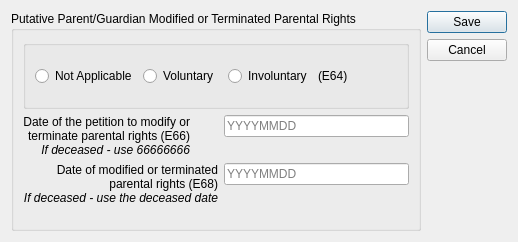
Above: ui/ui_parent2tpr.ui from zstamper/AFCARS-AXE before the change. Below: the same form after it.
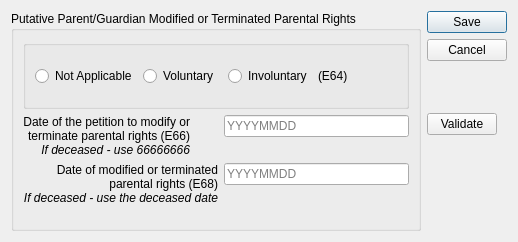
That is the form after the change.

The edit to the form file:
```diff
--- a/ui/ui_parent2tpr.ui
+++ b/ui/ui_parent2tpr.ui
@@ -130,6 +130,8 @@
     </widget>
    </item>
    <item>
+    <layout class="QVBoxLayout" name="verticalLayout">
+     <item>
     <widget class="QDialogButtonBox" name="buttonBox">
      <property name="orientation">
       <enum>Qt::Vertical</enum>
@@ -138,6 +140,34 @@
       <set>QDialogButtonBox::Cancel|QDialogButtonBox::Save</set>
      </property>
     </widget>
+     </item>
+     <item>
+      <widget class="QPushButton" name="validate_button">
+       <property name="maximumSize">
+        <size>
+         <width>70</width>
+         <height>16777215</height>
+        </size>
+       </property>
+       <property name="text">
+        <string>Validate</string>
+       </property>
+      </widget>
+     </item>
+     <item>
+      <spacer name="verticalSpacer">
+       <property name="orientation">
+        <enum>Qt::Vertical</enum>
+       </property>
+       <property name="sizeHint" stdset="0">
+        <size>
+         <width>20</width>
+         <height>40</height>
+        </size>
+       </property>
+      </spacer>
+     </item>
+    </layout>
    </item>
   </layout>
  </widget>
```
Lines whose indentation alone changed are shown as unchanged.
